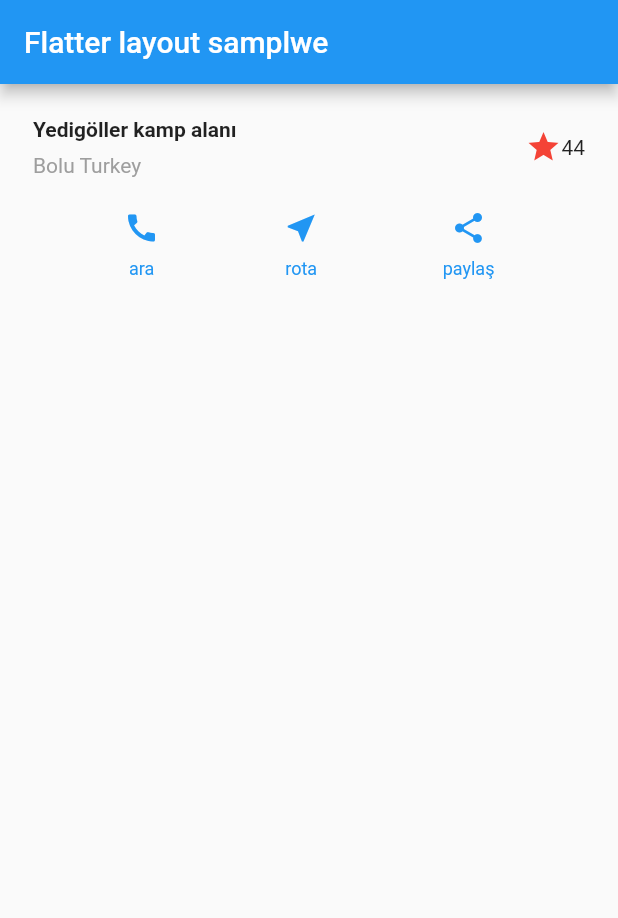
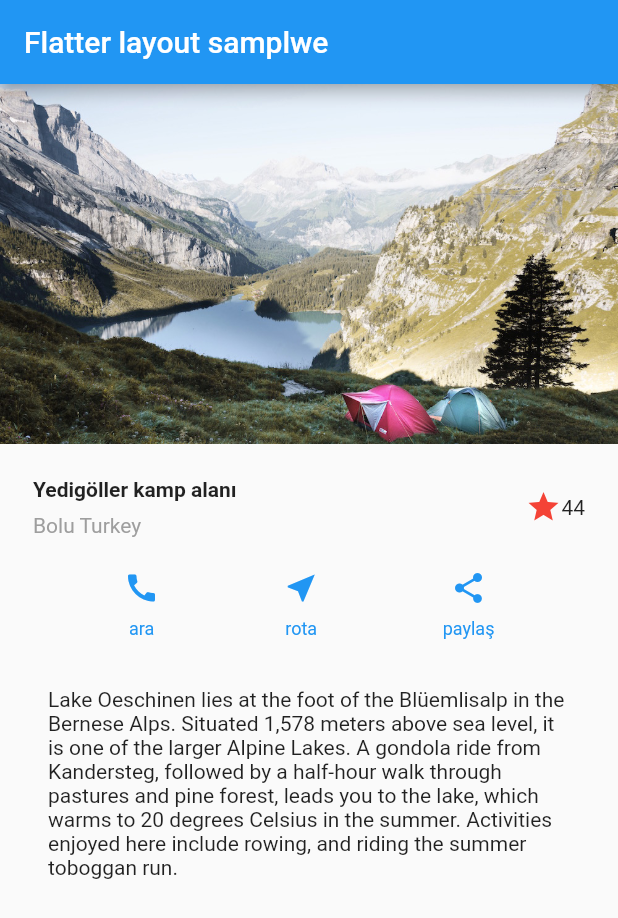
Before and after one commit to ersinokur/flutter_layout_sample1, a Flutter app: the screen it shows after launch, on a phone screen of 412 x 824 dp. Shown: the top 918 px of the screen. Run offline on Flutter 3.47's test engine with Material 2 defaults, Android fonts, the phone set to English and light mode, and no system bars.

Commit message:
pictures and textsection added

```diff
--- a/lib/main.dart
+++ b/lib/main.dart
@@ -8,7 +8,6 @@ class MyApp extends StatelessWidget {
   // This widget is the root of your application.
   @override
   Widget build(BuildContext context) {
-
     return MaterialApp(
       title: 'Flutter Layout Demo',
       theme: ThemeData(
@@ -26,23 +25,22 @@ class MyHomePage extends StatefulWidget {
 
 class _MyHomePageState extends State<MyHomePage> {
   @override
-
   Widget build(BuildContext context) {
-
     return Scaffold(
         appBar: AppBar(
           title: Text('Flatter layout samplwe'),
         ),
         body: Column(
           children: <Widget>[
+            Image.asset('images/lake.jpg',width: 600.0,height: 240.0,fit:BoxFit.cover),
             titleSection(),
             buttonSection(context),
+            textSection(),
           ],
         ));
   }
 
   Widget titleSection() {
-
     return Column(
       children: <Widget>[
         Container(
@@ -70,6 +68,7 @@ class _MyHomePageState extends State<MyHomePage> {
                   ],
                 ),
               ),
+              //3
               Icon(Icons.star, color: Colors.red[500]),
               Text('44')
             ],
@@ -77,12 +76,9 @@ class _MyHomePageState extends State<MyHomePage> {
         ),
       ],
     );
-
-
   }
 
-
-Widget buttonSection (BuildContext context) {
+  Widget buttonSection(BuildContext context) {
     Color color = Theme.of(context).primaryColor;
     return Container(
         child: Row(
@@ -91,15 +87,10 @@ child: Row(
         _buildButtonColumn(color, Icons.call, "ara"),
         _buildButtonColumn(color, Icons.near_me, "rota"),
         _buildButtonColumn(color, Icons.share, "paylaş"),
-
-  ],)
-
-  );
+      ],
+    ));
   }
-
-
 }
-
 
 Column _buildButtonColumn(Color color, IconData icon, String label) {
   return Column(
@@ -117,3 +108,20 @@ Column _buildButtonColumn(Color color, IconData icon, String label) {
     ],
   );
 }
+
+Widget  textSection() {
+return Container(
+  padding: const EdgeInsets.all(32.0),
+  child: Text(
+     'Lake Oeschinen lies at the foot of the Blüemlisalp in the Bernese '
+        'Alps. Situated 1,578 meters above sea level, it is one of the '
+        'larger Alpine Lakes. A gondola ride from Kandersteg, followed by a '
+        'half-hour walk through pastures and pine forest, leads you to the '
+        'lake, which warms to 20 degrees Celsius in the summer. Activities '
+        'enjoyed here include rowing, and riding the summer toboggan run.',
+        softWrap: true,
+  ),
+
+  );
+
+}
--- a/pubspec.yaml
+++ b/pubspec.yaml
@@ -35,6 +35,9 @@ flutter:
   # included with your application, so that you can use the icons in
   # the material Icons class.
   uses-material-design: true
+  assets:
+   - images/lake.jpg
+
 
   # To add assets to your application, add an assets section, like this:
   # assets:
```
Also changed, not shown: images/lake.jpg (added). Lines whose indentation alone changed are shown as unchanged.
